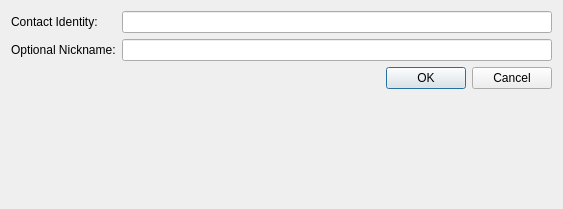
Old version of the form src/dialogs/contactadddialog.ui in the repository blizzard4591/openMittsu.
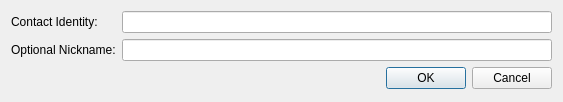
New version of the form. Custom widgets are drawn as their Qt base class.

Commit message: Reduce size of Add Contact window to minimum

Diff of the .ui file:
```diff
--- a/src/dialogs/contactadddialog.ui
+++ b/src/dialogs/contactadddialog.ui
@@ -7,7 +7,7 @@
     <x>0</x>
     <y>0</y>
     <width>563</width>
-    <height>209</height>
+    <height>102</height>
    </rect>
   </property>
   <property name="windowTitle">
```
